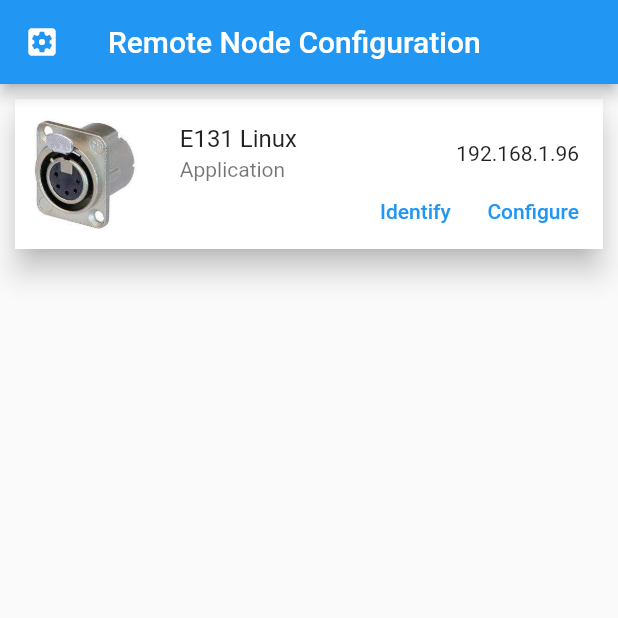
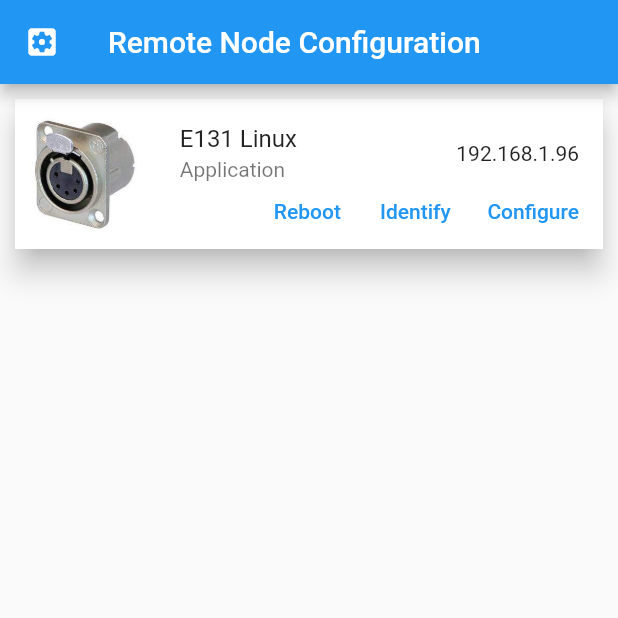
Before and after one commit to hippyau/rnc, a Flutter app: the screen it shows after launch, on a phone screen of 412 x 824 dp, the top half of it. Run offline on Flutter 3.47's test engine with Material 2 defaults, Android fonts, the light colour scheme and no system bars; our stand-ins replace multicast_dns; missing offline and left inert: prompt_dialog.

Commit message:
Added node reboot button

```diff
--- a/lib/main.dart
+++ b/lib/main.dart
@@ -82,6 +82,15 @@ class _RCMConfigAppState extends State<RCMConfigApp> {
                       child: Row(
                         mainAxisAlignment: MainAxisAlignment.end,
                         children: [
+// Identify button
+                          TextButton(
+                            onPressed: () => nodes.rebootDevice(ipaddress),
+                            child: Text("Reboot"),
+                          ),
+                          SizedBox(
+                            width: 8,
+                          ),
+
                           // Identify button
                           TextButton(
                             onPressed: () => showDialog<String>(
@@ -139,6 +148,7 @@ class _RCMConfigAppState extends State<RCMConfigApp> {
 // list of discovered nodes (nodeCards)
   Widget build(BuildContext context) {
     nodes.findDevices();
+
     return Scaffold(
         appBar: AppBar(
           leading: Icon(Icons.settings_applications),
```
Also changed, not shown: lib/nodes.dart (+27 -7 lines).
